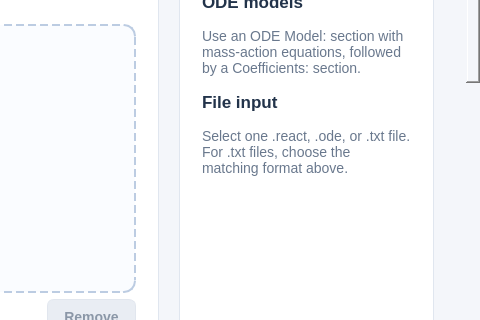
Before: the Qt Designer form GUI/form.ui in Sapi98/CRN_Deficiency, drawn with Qt 5; both pictures show x 640 to 1120 and y 370 to 690 of the 1120 by 850 pixel window.
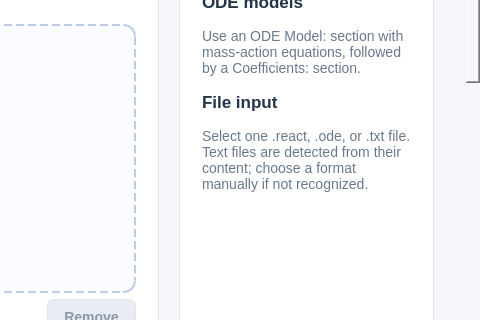
After: the same form once the commit is applied. Custom widgets are drawn as their Qt base class.

Commit message: feat: Enhance text file upload handling to automatically detect format and improve user prompts

```diff
--- a/GUI/form.ui
+++ b/GUI/form.ui
@@ -725,7 +725,7 @@
              <item>
               <widget class="QLabel" name="fileHelp">
                <property name="text">
-                <string>Select one .react, .ode, or .txt file. For .txt files, choose the matching format above.</string>
+                <string>Select one .react, .ode, or .txt file. Text files are detected from their content; choose a format manually if not recognized.</string>
                </property>
                <property name="wordWrap">
                 <bool>true</bool>
```
The commit also changes 10 other files.
